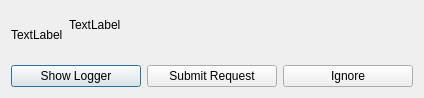
blurstudio/PrEditor, file blurdev/gui/windows/loggerwindow/ui/errordialog.ui: the form before one commit.
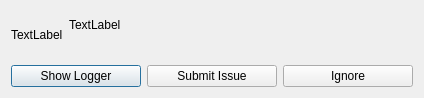
The form after the commit.

Commit message: Add Redmine Issue action and make use of it

Patch:
```diff
--- a/blurdev/gui/windows/loggerwindow/ui/errordialog.ui
+++ b/blurdev/gui/windows/loggerwindow/ui/errordialog.ui
@@ -61,7 +61,7 @@
      <item>
       <widget class="QPushButton" name="requestButton">
        <property name="text">
-        <string>Submit Request</string>
+        <string>Submit Issue</string>
        </property>
       </widget>
      </item>
```
The commit also changes 6 other files.
